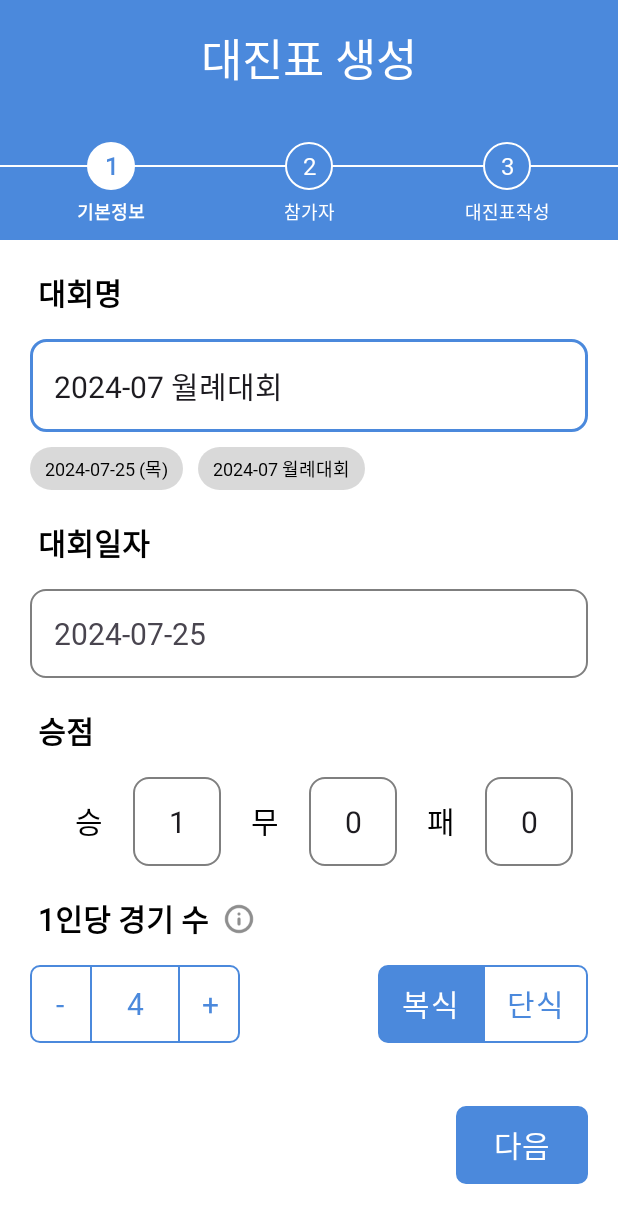
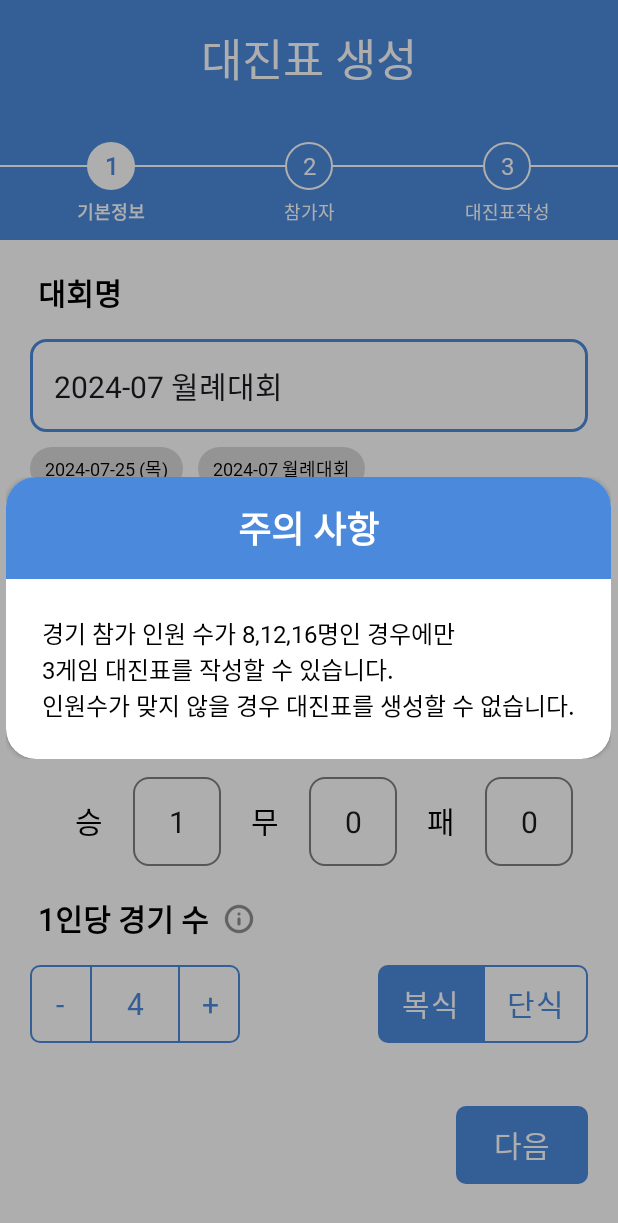
Before and after one commit to Kuneosu/Mintoners, an Android app: the MatchInfoFragment screen opened directly, with no data from a screen before it, after a tap on an icon or button, on a phone screen of 412 x 824 dp. Shown: the top 1223 px of the screen. Run offline under Robolectric (Android 15) with nearby library versions, the phone set to English and light mode, and no system bars; our stand-ins replace Dagger/Hilt's generated code, Room's generated code; 3 other taps on this screen came first.

Commit message:
1인당 경기 수 주의사항 Dialog로 변경

```diff
--- /dev/null
+++ b/app/src/main/java/com/kuneosu/mintoners/ui/customview/MatchInfoWarningDialog.kt
@@ -0,0 +1,53 @@
+package com.kuneosu.mintoners.ui.customview
+
+import android.graphics.Color
+import android.graphics.drawable.ColorDrawable
+import android.os.Bundle
+import android.view.LayoutInflater
+import android.view.View
+import android.view.ViewGroup
+import androidx.fragment.app.DialogFragment
+import com.kuneosu.mintoners.R
+import com.kuneosu.mintoners.databinding.MatchInfoWarningDialogBinding
+import android.app.Dialog
+import android.content.DialogInterface
+import androidx.appcompat.app.AlertDialog
+
+class MatchInfoWarningDialog : DialogFragment() {
+
+    // 뷰 바인딩 정의
+    private var _binding: MatchInfoWarningDialogBinding? = null
+    private val binding get() = _binding!!
+
+    override fun onCreateView(
+        inflater: LayoutInflater,
+        container: ViewGroup?,
+        savedInstanceState: Bundle?
+    ): View {
+        _binding = MatchInfoWarningDialogBinding.inflate(inflater, container, false)
+        return binding.root
+    }
+
+    override fun onCreateDialog(savedInstanceState: Bundle?): Dialog {
+        // Use the Builder class for convenient dialog construction
+        val builder = AlertDialog.Builder(requireActivity())
+        val inflater = requireActivity().layoutInflater
+        val dialogView = inflater.inflate(R.layout.match_info_warning_dialog, null)
+
+        builder.setView(dialogView)
+            .setCancelable(true) // 다른 영역 클릭 시 닫히도록 설정
+
+        val dialog = builder.create()
+
+        dialog.setOnShowListener {
+            dialog.window?.setBackgroundDrawable(ColorDrawable(Color.TRANSPARENT))
+        }
+
+        return dialog
+    }
+
+    override fun onDestroyView() {
+        super.onDestroyView()
+        _binding = null
+    }
+}
--- a/app/src/main/java/com/kuneosu/mintoners/ui/fragments/MatchInfoFragment.kt
+++ b/app/src/main/java/com/kuneosu/mintoners/ui/fragments/MatchInfoFragment.kt
@@ -1,6 +1,7 @@
 package com.kuneosu.mintoners.ui.fragments
 
 import android.annotation.SuppressLint
+import android.app.AlertDialog
 import android.graphics.Color
 import android.os.Build
 import android.os.Bundle
@@ -9,6 +10,7 @@ import android.util.Log
 import android.view.LayoutInflater
 import android.view.View
 import android.view.ViewGroup
+import android.widget.Button
 import android.widget.Toast
 import androidx.activity.OnBackPressedCallback
 import androidx.annotation.RequiresApi
@@ -21,6 +23,8 @@ import com.kuneosu.mintoners.R
 import com.kuneosu.mintoners.data.model.Match
 import com.kuneosu.mintoners.databinding.FragmentMatchInfoBinding
 import com.kuneosu.mintoners.ui.customview.MatchCalendarDialog
+import com.kuneosu.mintoners.ui.customview.MatchInfoDialog
+import com.kuneosu.mintoners.ui.customview.MatchInfoWarningDialog
 import com.kuneosu.mintoners.ui.viewmodel.MatchViewModel
 import dagger.hilt.android.AndroidEntryPoint
 import kotlinx.coroutines.coroutineScope
@@ -72,14 +76,16 @@ class MatchInfoFragment : Fragment() {
         requireActivity().onBackPressedDispatcher.addCallback(viewLifecycleOwner, callback)
 
         binding.matchInfoGameCountWarning.setOnClickListener {
-            Toast.makeText(
-                requireContext(),
-                getString(R.string.game_count_warning),
-                Toast.LENGTH_LONG
-            ).show()
+            showAlertDialog()
         }
 
     }
+
+    private fun showAlertDialog() {
+        val dialog = MatchInfoWarningDialog()
+        dialog.show(childFragmentManager, "MatchInfoWarningDialog")
+    }
+
 
     private fun loadUIbyMatchNumber() {
         matchViewModel.match.observe(viewLifecycleOwner) { match ->
--- /dev/null
+++ b/app/src/main/res/layout/match_info_warning_dialog.xml
@@ -0,0 +1,45 @@
+<?xml version="1.0" encoding="utf-8"?>
+<androidx.cardview.widget.CardView xmlns:android="http://schemas.android.com/apk/res/android"
+    xmlns:app="http://schemas.android.com/apk/res-auto"
+    android:layout_width="match_parent"
+    android:layout_height="wrap_content"
+    android:background="@color/transparent"
+    android:layout_margin="@dimen/margin_large"
+    app:cardCornerRadius="20dp">
+
+    <androidx.constraintlayout.widget.ConstraintLayout
+        android:layout_width="match_parent"
+        android:layout_height="wrap_content">
+
+        <TextView
+            android:id="@+id/info_dialog_header"
+            android:layout_width="match_parent"
+            android:layout_height="wrap_content"
+            android:background="@color/main"
+            android:padding="@dimen/padding_medium"
+            android:text="주의 사항"
+            android:textAlignment="center"
+            android:textColor="@color/white"
+            android:textSize="@dimen/text_xlarge"
+            android:textStyle="bold"
+            app:layout_constraintEnd_toEndOf="parent"
+            app:layout_constraintHorizontal_bias="0.0"
+            app:layout_constraintStart_toStartOf="parent"
+            app:layout_constraintTop_toTopOf="parent" />
+
+
+        <TextView
+            android:layout_width="wrap_content"
+            android:layout_height="wrap_content"
+            android:padding="@dimen/padding_large"
+            android:text="@string/game_count_warning"
+            android:textColor="@color/black"
+            android:textSize="@dimen/text_medium"
+            app:layout_constraintBottom_toBottomOf="parent"
+            app:layout_constraintStart_toStartOf="parent"
+            app:layout_constraintTop_toBottomOf="@id/info_dialog_header" />
+
+    </androidx.constraintlayout.widget.ConstraintLayout>
+
+
+</androidx.cardview.widget.CardView>
```
Also changed, not shown: 1 other file.
